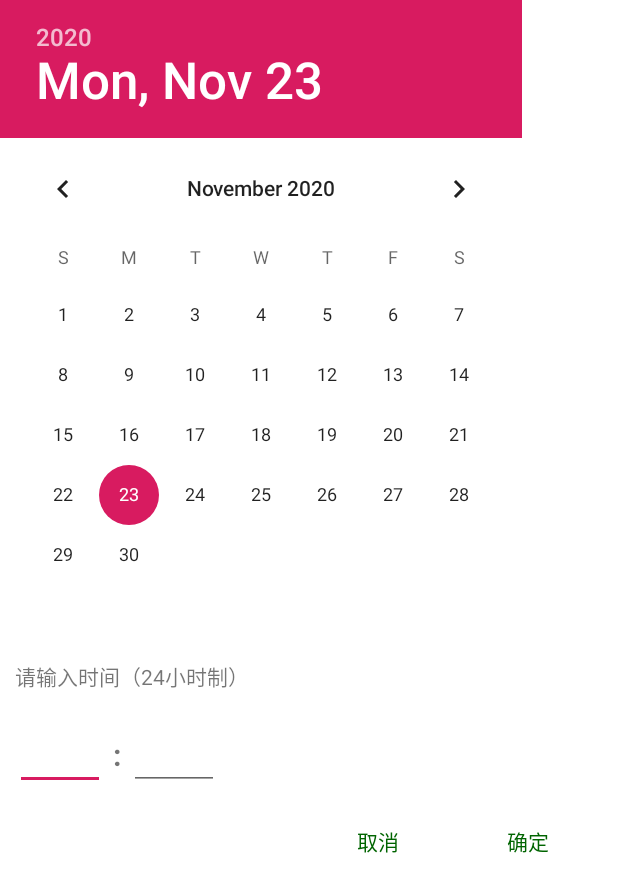
After one commit to Timorcc/tally_-, an Android app: the layout dialog_time.xml on its own in the app's theme, with its tools: preview values and no code run, on a phone screen of 412 x 824 dp. The commit adds this screen. Shown: the top 892 px of the screen. Run offline under Robolectric (Android 15) with nearby library versions, the phone set to English and light mode, and no system bars.

Commit message:
P10finished

```diff
--- /dev/null
+++ b/app/src/main/res/layout/dialog_time.xml
@@ -0,0 +1,76 @@
+<?xml version="1.0" encoding="utf-8"?>
+<LinearLayout xmlns:android="http://schemas.android.com/apk/res/android"
+    android:layout_width="match_parent"
+    android:layout_height="match_parent"
+    android:background="@color/white"
+    android:orientation="vertical">
+
+    <DatePicker
+        android:id="@+id/dialog_time_dp"
+        android:layout_width="wrap_content"
+        android:layout_height="wrap_content" />
+
+    <TextView
+        android:layout_width="wrap_content"
+        android:layout_height="wrap_content"
+        android:padding="10dp"
+        android:text="@string/please_input_time" />
+
+    <LinearLayout
+        android:layout_width="wrap_content"
+        android:layout_height="wrap_content"
+        android:orientation="horizontal"
+
+        android:padding="10dp">
+
+        <EditText
+            android:id="@+id/dialog_time_et_hour"
+            android:layout_width="60dp"
+            android:layout_height="wrap_content"
+            android:inputType="number"
+            android:maxLength="2" />
+
+        <TextView
+            android:layout_width="wrap_content"
+            android:layout_height="wrap_content"
+            android:paddingStart="5dp"
+            android:paddingEnd="5dp"
+            android:text=":"
+            android:textSize="20sp"
+            android:textStyle="bold" />
+
+        <EditText
+            android:id="@+id/dialog_time_et_minute"
+            android:layout_width="60dp"
+            android:layout_height="wrap_content"
+            android:inputType="number"
+            android:maxLength="2" />
+    </LinearLayout>
+
+    <LinearLayout
+        android:layout_width="wrap_content"
+        android:layout_height="wrap_content"
+        android:layout_gravity="end"
+        android:orientation="horizontal">
+
+        <Button
+            android:id="@+id/dialog_time_btn_cancel"
+            android:layout_width="80dp"
+            android:layout_height="wrap_content"
+            android:layout_marginEnd="20dp"
+            android:background="@null"
+            android:text="@string/cancel"
+            android:textColor="@color/green_006400" />
+
+        <Button
+            android:id="@+id/dialog_time_btn_ensure"
+            android:layout_width="80dp"
+            android:layout_height="wrap_content"
+            android:layout_marginEnd="20dp"
+            android:background="@null"
+            android:text="@string/ensure"
+            android:textColor="@color/green_006400" />
+    </LinearLayout>
+
+
+</LinearLayout>
--- a/app/src/main/res/values/strings.xml
+++ b/app/src/main/res/values/strings.xml
@@ -9,6 +9,7 @@
     <string name="remark">备注</string>
     <string name="ensure">确定</string>
     <string name="cancel">取消</string>
+    <string name="please_input_time">请输入时间（24小时制）</string>
 
 
     <!-- TODO: Remove or change this placeholder text -->
```
Also changed, not shown: app/src/main/java/com/example/tally/utils/SelectTimeDialog.java (added, +96 -0 lines).
